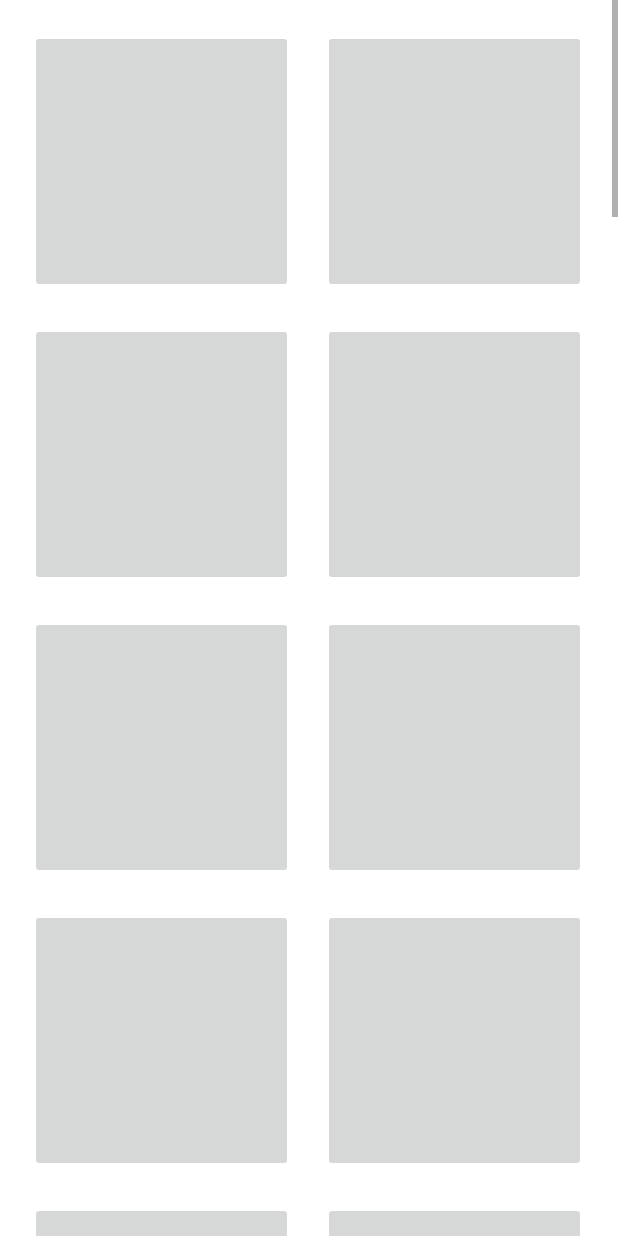
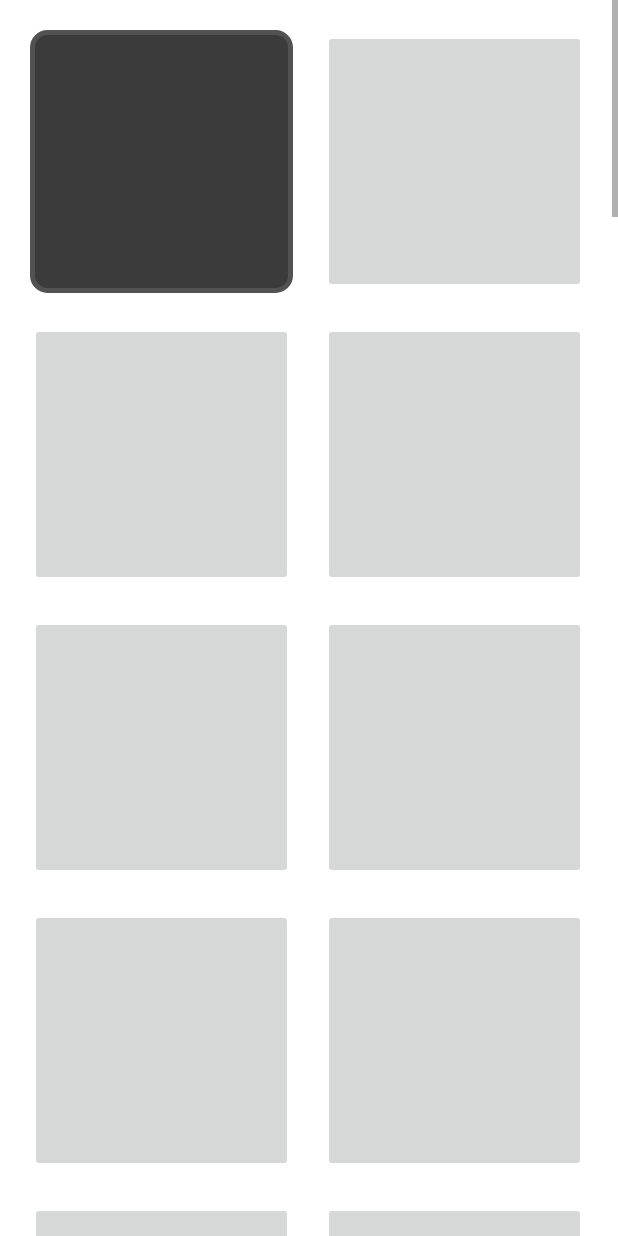
Before and after one commit to NyoomNyoom/COSC345-Manu-project, an Android app: the layout info_graphic_activity.xml on its own in the app's theme, with its tools: preview values and no code run, on a phone screen of 412 x 824 dp. Run offline under Robolectric (Android 15) with nearby library versions, the phone set to English and light mode, and no system bars.

Commit message:
Update info_graphic_activity.xml

```diff
--- a/ManuProjectFiles/app/src/main/res/layout/info_graphic_activity.xml
+++ b/ManuProjectFiles/app/src/main/res/layout/info_graphic_activity.xml
@@ -28,7 +28,8 @@
                     android:id="@+id/imageButton0"
                     android:layout_width="175dp"
                     android:layout_height="175dp"
-                    android:layout_marginEnd="20dp"></ImageButton>
+                    android:layout_marginEnd="20dp"
+                    android:background="@drawable/rounded_background"></ImageButton>
 
                 <ImageButton
                     android:id="@+id/imageButton1"
```
